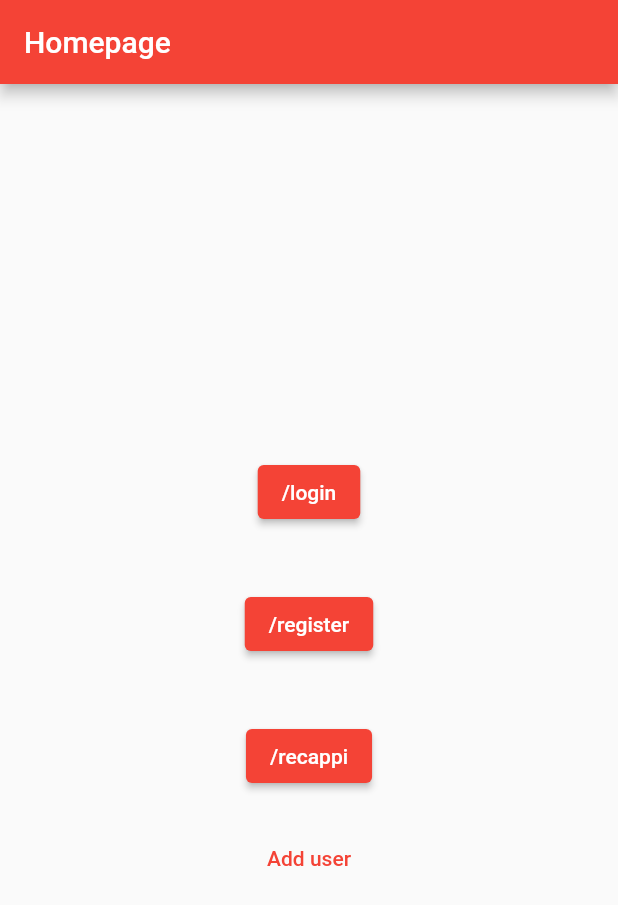
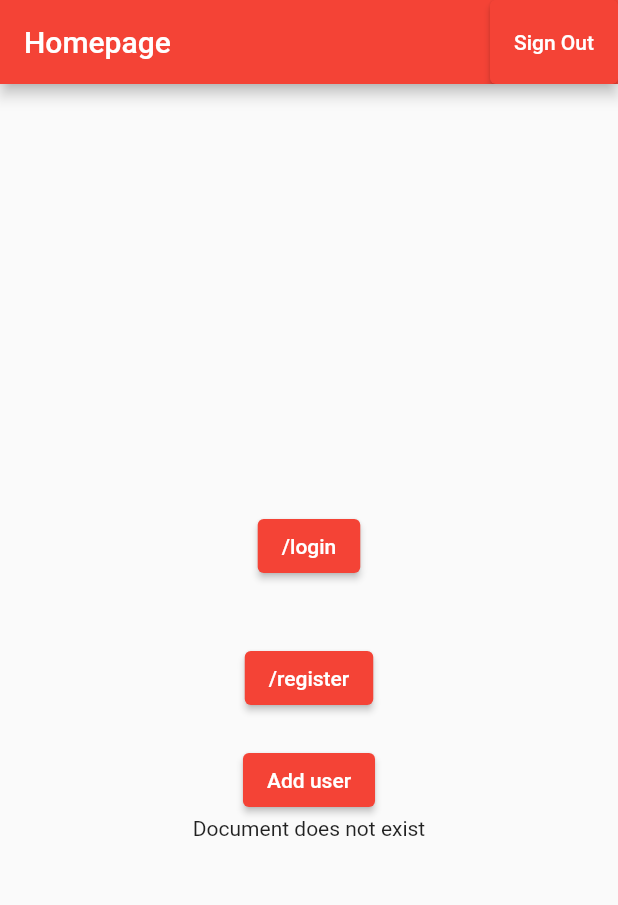
Before and after one commit to m-camps/recappi, a Flutter app: the screen it shows after launch, on a phone screen of 412 x 824 dp. Shown: the top 905 px of the screen. Run offline on Flutter 3.47's test engine with Material 2 defaults, Android fonts, the light colour scheme and no system bars; our stand-ins replace cached_network_image, cloud_firestore, firebase_auth, firebase_core, firebase_storage; accounts and stored records are empty.

Commit message:
Some routing and signout option

```diff
--- /dev/null
+++ b/lib/src/firebase_auth/auth_signout.dart
@@ -0,0 +1,24 @@
+import 'package:firebase_auth/firebase_auth.dart';
+import 'package:flutter/material.dart';
+import 'package:recappi/src/utils.dart';
+
+class SignOutUser extends StatelessWidget {
+  const SignOutUser({Key? key}) : super(key: key);
+
+  @override
+  Widget build(BuildContext context) {
+    return ElevatedButton(
+      onPressed: () {
+        FirebaseAuth user = FirebaseAuth.instance;
+        if (user.currentUser != null) {
+          FirebaseAuth.instance.signOut();
+          showSnackBar(
+              "Signed out " + user.currentUser!.uid.toString(), context);
+        } else {
+          showSnackBar("Nobody signed in!", context);
+        }
+      },
+      child: const Text("Sign Out"),
+    );
+  }
+}
--- a/lib/src/firestore/test.dart
+++ /dev/null
@@ -1,35 +0,0 @@
-import 'package:firebase_auth/firebase_auth.dart';
-import 'package:flutter/material.dart';
-import 'package:cloud_firestore/cloud_firestore.dart';
-import 'package:recappi/src/utils.dart';
-
-class AddUser extends StatelessWidget {
-  final String fullName;
-  final String quote;
-  final String photo;
-
-  const AddUser(this.fullName, this.quote, this.photo, {Key? key})
-      : super(key: key);
-
-  @override
-  Widget build(BuildContext context) {
-    CollectionReference users =
-        FirebaseFirestore.instance.collection('profiles');
-    final user = FirebaseAuth.instance.currentUser;
-
-    Future<void> addUser() {
-      return users
-          .doc(user?.uid)
-          .set({'name': fullName, 'photo': photo, 'quote': quote})
-          .then((value) =>
-              showSnackBar("Added user" + user!.uid.toString(), context))
-          .catchError((error) => showSnackBar(error.toString(), context));
-    }
-
-    return TextButton(
-        onPressed: addUser,
-        child: const Text(
-          "Add user",
-        ));
-  }
-}
--- /dev/null
+++ b/lib/src/firestore/user.dart
@@ -0,0 +1,66 @@
+import 'package:firebase_auth/firebase_auth.dart';
+import 'package:flutter/material.dart';
+import 'package:cloud_firestore/cloud_firestore.dart';
+import 'package:recappi/src/utils.dart';
+
+class AddUserToFirestore extends StatelessWidget {
+  final String fullName;
+  final String quote;
+  final String photo;
+
+  const AddUserToFirestore(this.fullName, this.quote, this.photo, {Key? key})
+      : super(key: key);
+
+  @override
+  Widget build(BuildContext context) {
+    CollectionReference users =
+        FirebaseFirestore.instance.collection('profiles');
+
+    Future<void> addUserToFirestore() {
+      final user = FirebaseAuth.instance.currentUser;
+      return users
+          .doc(user!.uid)
+          .set({'name': fullName, 'photo': photo, 'quote': quote})
+          .then((value) =>
+              showSnackBar("Added user" + user.uid.toString(), context))
+          .catchError((error) => showSnackBar(error.toString(), context));
+    }
+
+    return ElevatedButton(
+      onPressed: addUserToFirestore,
+      child: const Text(
+        "Add user",
+      ),
+    );
+  }
+}
+
+class GetUserName extends StatelessWidget {
+  const GetUserName({Key? key}) : super(key: key);
+
+  @override
+  Widget build(BuildContext context) {
+    CollectionReference users =
+        FirebaseFirestore.instance.collection('profiles');
+    final user = FirebaseAuth.instance.currentUser;
+
+    return FutureBuilder<DocumentSnapshot>(
+      future: users.doc(user?.uid).get(),
+      builder:
+          (BuildContext context, AsyncSnapshot<DocumentSnapshot> snapshot) {
+        if (snapshot.hasError) {
+          return Text(snapshot.error.toString());
+        }
+        if (snapshot.hasData && !snapshot.data!.exists) {
+          return const Text("Document does not exist");
+        }
+        if (snapshot.connectionState == ConnectionState.done) {
+          Map<String, dynamic> data =
+              snapshot.data!.data() as Map<String, dynamic>;
+          return (Text("Data:" + data['quote']));
+        }
+        return const Text("loading");
+      },
+    );
+  }
+}
--- a/lib/src/pages/home_page.dart
+++ b/lib/src/pages/home_page.dart
@@ -1,5 +1,7 @@
 import 'package:flutter/material.dart';
-import 'package:recappi/src/firestore/test.dart';
+import 'package:recappi/src/firebase_auth/auth_signout.dart';
+import 'package:recappi/src/firestore/user.dart';
+import 'package:firebase_auth/firebase_auth.dart';
 
 class HomePage extends StatelessWidget {
   const HomePage({Key? key}) : super(key: key);
@@ -8,6 +10,7 @@ class HomePage extends StatelessWidget {
   Widget build(BuildContext context) {
     return Scaffold(
       appBar: AppBar(
+        actions: const [SignOutUser()],
         title: const Text("Homepage"),
       ),
       body: Center(
@@ -16,8 +19,8 @@ class HomePage extends StatelessWidget {
           children: const [
             NavigationButton(route: "/login"),
             NavigationButton(route: "/register"),
-            NavigationButton(route: "/recappi"),
-            AddUser("Max", "Very nice", "someUrl"),
+            AddUserToFirestore("Max", "Very nice", "someUrl"),
+            GetUserName(),
           ],
         ),
       ),
```
Also changed, not shown: lib/src/firebase_auth/auth_login.dart (+12 -9 lines).
